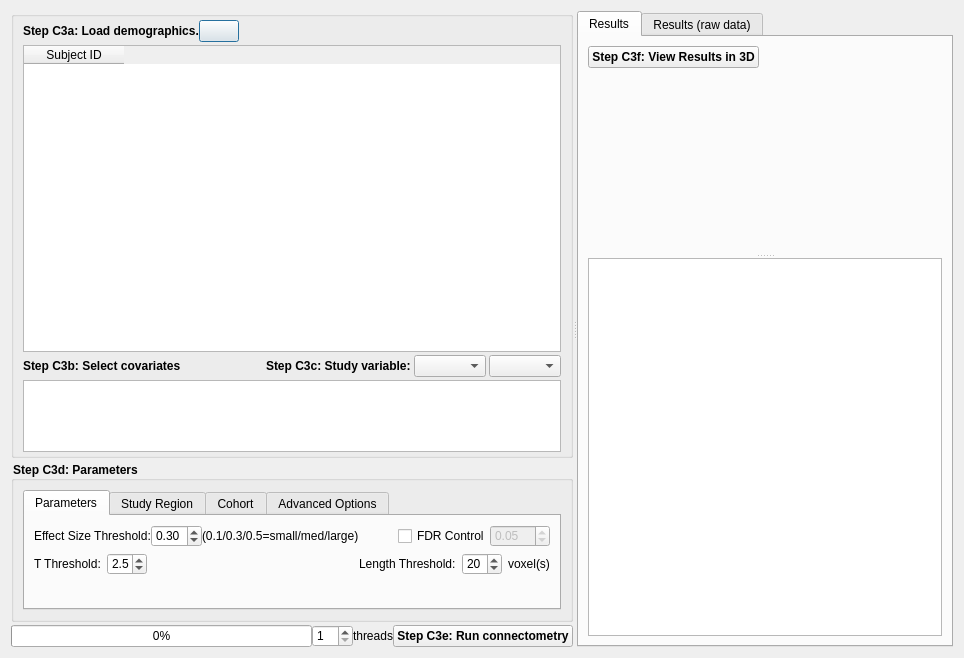
frankyeh/DSI-Studio, file connectometry/group_connectometry.ui: the form before one commit.
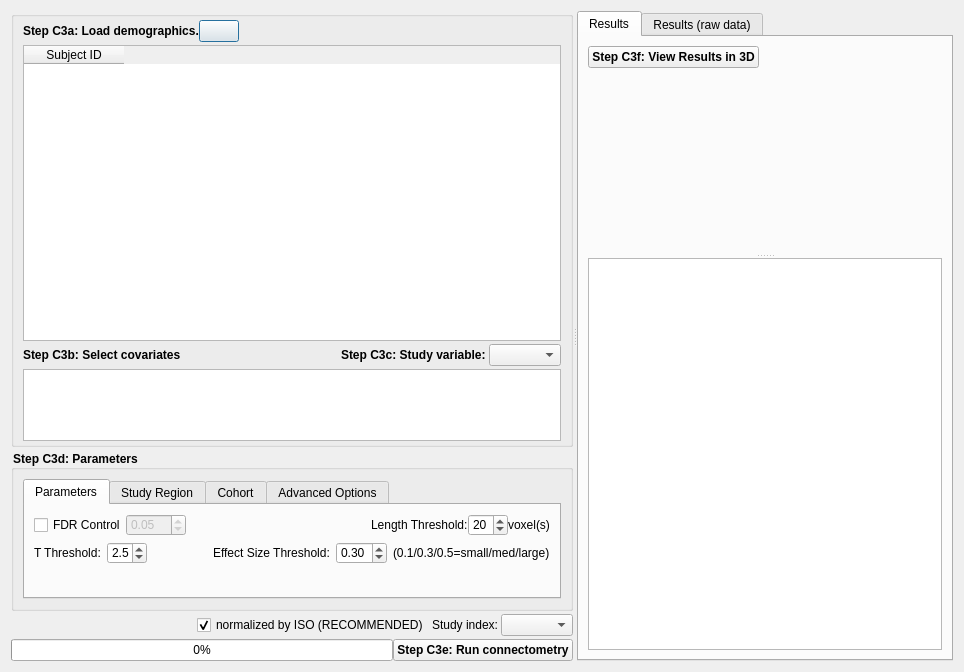
The form after the commit. Icons and pictures are not drawn.

```diff
--- a/connectometry/group_connectometry.ui
+++ b/connectometry/group_connectometry.ui
@@ -7,7 +7,7 @@
     <x>0</x>
     <y>0</y>
     <width>964</width>
-    <height>658</height>
+    <height>672</height>
    </rect>
   </property>
   <property name="windowTitle">
@@ -39,7 +39,7 @@
         <height>16777215</height>
        </size>
       </property>
-      <layout class="QVBoxLayout" name="verticalLayout" stretch="1,0,0">
+      <layout class="QVBoxLayout" name="verticalLayout" stretch="1,0,0,0">
        <property name="spacing">
         <number>3</number>
        </property>
@@ -260,9 +260,6 @@
             <item>
              <widget class="QComboBox" name="foi"/>
             </item>
-            <item>
-             <widget class="QComboBox" name="index_name"/>
-            </item>
            </layout>
           </item>
           <item>
@@ -368,6 +365,9 @@
              <layout class="QVBoxLayout" name="verticalLayout_13">
               <item>
                <layout class="QVBoxLayout" name="verticalLayout_12">
+                <property name="spacing">
+                 <number>6</number>
+                </property>
                 <item>
                  <layout class="QHBoxLayout" name="horizontalLayout_12">
                   <property name="spacing">
@@ -376,49 +376,6 @@
                   <property name="leftMargin">
                    <number>0</number>
                   </property>
-                  <item>
-                   <widget class="QLabel" name="label_9">
-                    <property name="text">
-                     <string>Effect Size Threshold:</string>
-                    </property>
-                   </widget>
-                  </item>
-                  <item>
-                   <widget class="QDoubleSpinBox" name="effect_size">
-                    <property name="decimals">
-                     <number>2</number>
-                    </property>
-                    <property name="maximum">
-                     <double>2.000000000000000</double>
-                    </property>
-                    <property name="singleStep">
-                     <double>0.050000000000000</double>
-                    </property>
-                    <property name="value">
-                     <double>0.300000000000000</double>
-                    </property>
-                   </widget>
-                  </item>
-                  <item>
-                   <widget class="QLabel" name="label_10">
-                    <property name="text">
-                     <string>(0.1/0.3/0.5=small/med/large)</string>
-                    </property>
-                   </widget>
-                  </item>
-                  <item>
-                   <spacer name="horizontalSpacer_5">
-                    <property name="orientation">
-                     <enum>Qt::Horizontal</enum>
-                    </property>
-                    <property name="sizeHint" stdset="0">
-                     <size>
-                      <width>40</width>
-                      <height>20</height>
-                     </size>
-                    </property>
-                   </spacer>
-                  </item>
                   <item>
                    <widget class="QCheckBox" name="fdr_control">
                     <property name="toolTip">
@@ -463,6 +420,61 @@
                     </property>
                    </widget>
                   </item>
+                  <item>
+                   <spacer name="horizontalSpacer_5">
+                    <property name="orientation">
+                     <enum>Qt::Horizontal</enum>
+                    </property>
+                    <property name="sizeHint" stdset="0">
+                     <size>
+                      <width>40</width>
+                      <height>20</height>
+                     </size>
+                    </property>
+                   </spacer>
+                  </item>
+                  <item>
+                   <widget class="QLabel" name="label_2">
+                    <property name="text">
+                     <string>Length Threshold:</string>
+                    </property>
+                   </widget>
+                  </item>
+                  <item>
+                   <widget class="QSpinBox" name="length_threshold">
+                    <property name="minimumSize">
+                     <size>
+                      <width>0</width>
+                      <height>0</height>
+                     </size>
+                    </property>
+                    <property name="maximumSize">
+                     <size>
+                      <width>40</width>
+                      <height>16777215</height>
+                     </size>
+                    </property>
+                    <property name="toolTip">
+                     <string>The length threshold to remove fragmented findings</string>
+                    </property>
+                    <property name="minimum">
+                     <number>1</number>
+                    </property>
+                    <property name="maximum">
+                     <number>100</number>
+                    </property>
+                    <property name="value">
+                     <number>20</number>
+                    </property>
+                   </widget>
+                  </item>
+                  <item>
+                   <widget class="QLabel" name="label">
+                    <property name="text">
+                     <string>voxel(s)</string>
+                    </property>
+                   </widget>
+                  </item>
                  </layout>
                 </item>
                 <item>
@@ -531,44 +543,32 @@
                    </spacer>
                   </item>
                   <item>
-                   <widget class="QLabel" name="label_2">
+                   <widget class="QLabel" name="label_9">
                     <property name="text">
-                     <string>Length Threshold:</string>
+                     <string>Effect Size Threshold:</string>
                     </property>
                    </widget>
                   </item>
                   <item>
-                   <widget class="QSpinBox" name="length_threshold">
-                    <property name="minimumSize">
-                     <size>
-                      <width>0</width>
-                      <height>0</height>
-                     </size>
-                    </property>
-                    <property name="maximumSize">
-                     <size>
-                      <width>40</width>
-                      <height>16777215</height>
-                     </size>
-                    </property>
-                    <property name="toolTip">
-                     <string>The length threshold to remove fragmented findings</string>
-                    </property>
-                    <property name="minimum">
-                     <number>1</number>
+                   <widget class="QDoubleSpinBox" name="effect_size">
+                    <property name="decimals">
+                     <number>2</number>
                     </property>
                     <property name="maximum">
-                     <number>100</number>
+                     <double>2.000000000000000</double>
+                    </property>
+                    <property name="singleStep">
+                     <double>0.050000000000000</double>
                     </property>
                     <property name="value">
-                     <number>20</number>
+                     <double>0.300000000000000</double>
                     </property>
                    </widget>
                   </item>
                   <item>
-                   <widget class="QLabel" name="label">
+                   <widget class="QLabel" name="label_10">
                     <property name="text">
-                     <string>voxel(s)</string>
+                     <string>(0.1/0.3/0.5=small/med/large)</string>
                     </property>
                    </widget>
                   </item>
@@ -1005,6 +1005,23 @@
                   </property>
                  </widget>
                 </item>
+                <item>
+                 <widget class="QSpinBox" name="thread_count">
+                  <property name="minimum">
+                   <number>1</number>
+                  </property>
+                  <property name="maximum">
+                   <number>64</number>
+                  </property>
+                 </widget>
+                </item>
+                <item>
+                 <widget class="QLabel" name="label_4">
+                  <property name="text">
+                   <string>Threads</string>
+                  </property>
+                 </widget>
+                </item>
                </layout>
               </item>
               <item>
@@ -1084,6 +1101,46 @@
          </layout>
         </widget>
        </item>
+       <item>
+        <layout class="QHBoxLayout" name="horizontalLayout_4">
+         <property name="topMargin">
+          <number>0</number>
+         </property>
+         <item>
+          <spacer name="horizontalSpacer_2">
+           <property name="orientation">
+            <enum>Qt::Horizontal</enum>
+           </property>
+           <property name="sizeHint" stdset="0">
+            <size>
+             <width>40</width>
+             <height>20</height>
+            </size>
+           </property>
+          </spacer>
+         </item>
+         <item>
+          <widget class="QCheckBox" name="normalize_iso">
+           <property name="text">
+            <string>normalized by ISO (RECOMMENDED)</string>
+           </property>
+           <property name="checked">
+            <bool>true</bool>
+           </property>
+          </widget>
+         </item>
+         <item>
+          <widget class="QLabel" name="label_11">
+           <property name="text">
+            <string>Study index:</string>
+           </property>
+          </widget>
+         </item>
+         <item>
+          <widget class="QComboBox" name="index_name"/>
+         </item>
+        </layout>
+       </item>
        <item>
         <layout class="QHBoxLayout" name="horizontalLayout_3">
          <property name="spacing">
@@ -1096,23 +1153,6 @@
            </property>
           </widget>
          </item>
-         <item>
-          <widget class="QSpinBox" name="thread_count">
-           <property name="minimum">
-            <number>1</number>
-           </property>
-           <property name="maximum">
-            <number>64</number>
-           </property>
-          </widget>
-         </item>
-         <item>
-          <widget class="QLabel" name="label_4">
-           <property name="text">
-            <string>threads</string>
-           </property>
-          </widget>
-         </item>
          <item>
           <widget class="QPushButton" name="run">
            <property name="enabled">
```
